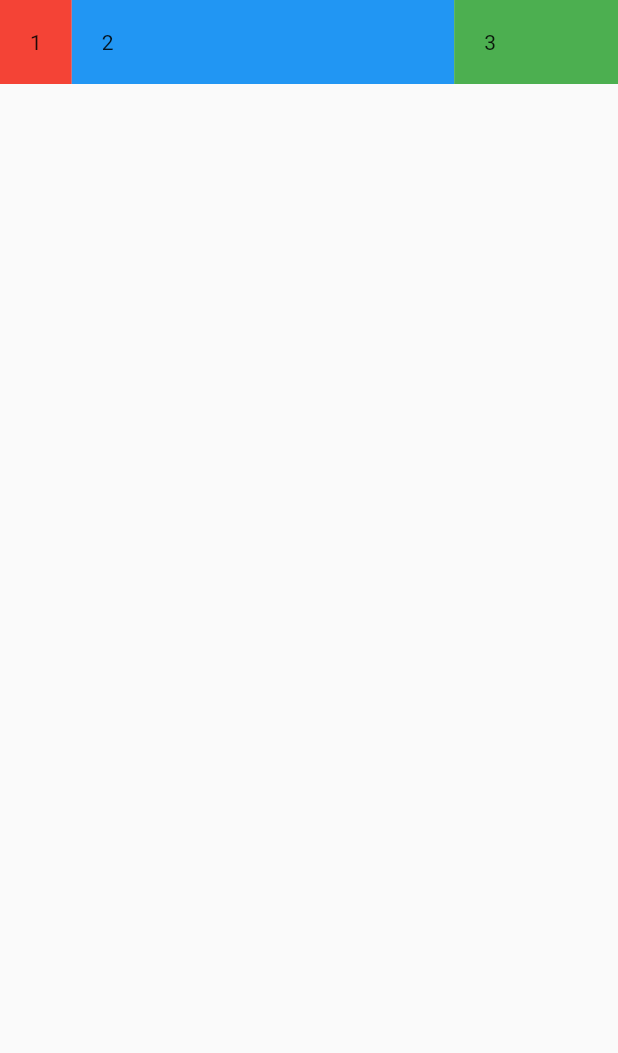
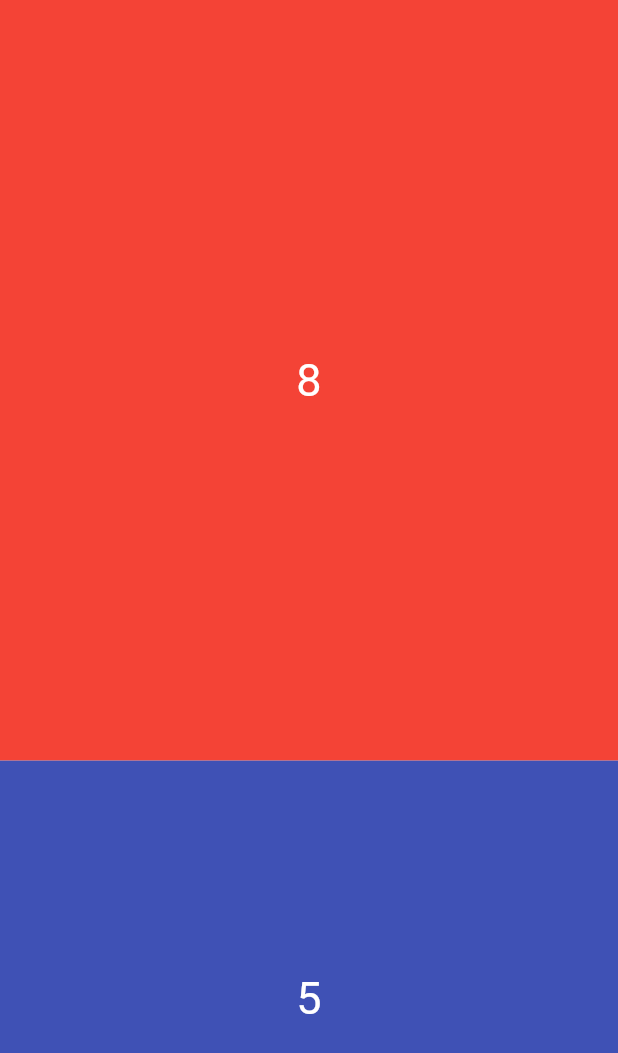
Before and after one commit to MoinuddinAthaniya/Flutter_expanded, a Flutter app: the screen it shows after launch, on a phone screen of 412 x 824 dp. Shown: the top 1053 px of the screen. Run offline on Flutter 3.47's test engine with Material 2 defaults, Android fonts, the phone set to English and light mode, and no system bars.

```diff
--- a/lib/main.dart
+++ b/lib/main.dart
@@ -11,33 +11,33 @@ class MyApp extends StatelessWidget {
     return MaterialApp(
       home: Scaffold(
         body:SafeArea(
-        child: Row(
+        child: Column(
           children: [
-            Container(
-              padding: EdgeInsets.all(20),
+            Expanded(
+                flex: 8,
+                child: Container(
+                  constraints: BoxConstraints.expand(),
+                  //padding: EdgeInsets.all(20),
               color: Colors.red,
-              child: Text('1'),
-            ),
-            Expanded(
-              flex: 7,
-                child: Container
-            (
 
-              padding: EdgeInsets.all(20),
-             // width: 70,
-              color: Colors.blue,
-              child: Text('2'),
+              child: Center(child: Text('8',
+                style: TextStyle(color: Colors.white,
+                fontSize: 30,
+                ),)),
             )
             ),
             Expanded(
-              flex: 3,
-                child:Container
-                (
-                  padding: EdgeInsets.all(20),
-                  // width: 200,
-                  color: Colors.green,
-                  child: Text('3'),
-                )
+              flex: 5,
+                child: Container(
+            constraints: BoxConstraints.expand(),
+             // padding: EdgeInsets.all(20),
+             // width: 70,
+              color: Colors.indigo,
+              child: Center(child: Text('5',
+              style: TextStyle(color: Colors.white,
+                fontSize: 30,
+              ),)),
+            )
             ),
 
           ],
```
